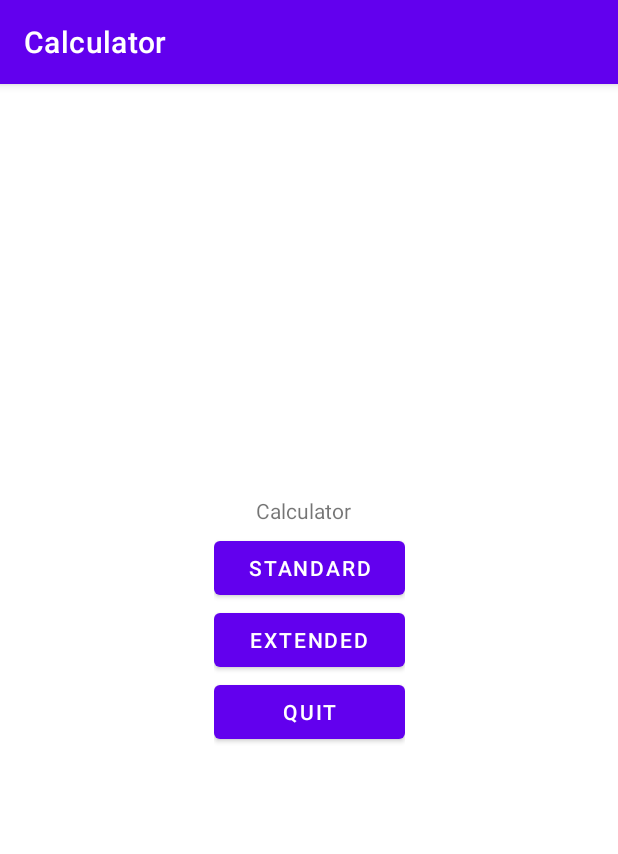
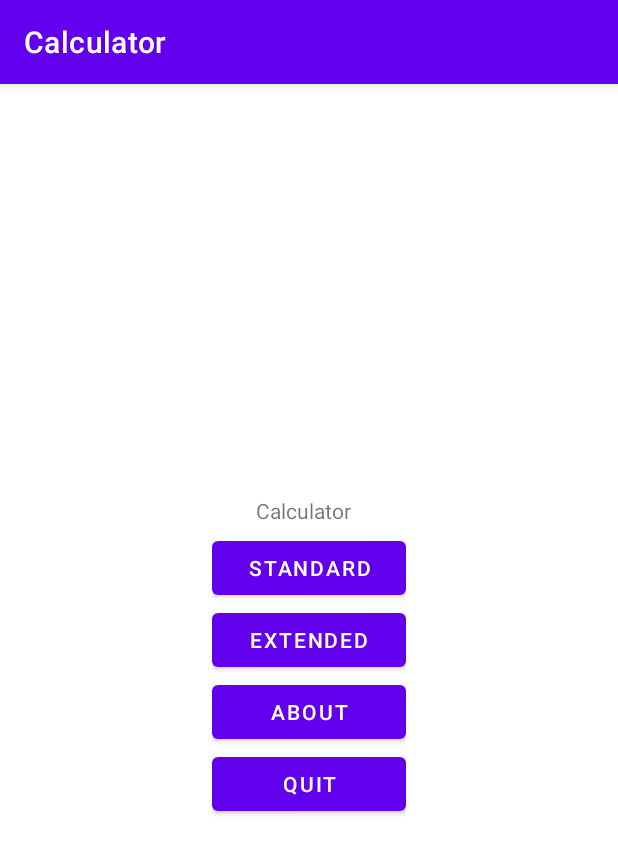
Before and after one commit to mbarancewicz/android-calculator, an Android app: the screen it shows after launch (MainActivity), on a phone screen of 412 x 824 dp. Shown: the top 854 px of the screen. Run offline under Robolectric (Android 15) with nearby library versions, the phone set to English and light mode, and no system bars.

Commit message:
validation improvements, better logic with equals, added About button in menu

```diff
--- a/app/src/main/res/layout/activity_main.xml
+++ b/app/src/main/res/layout/activity_main.xml
@@ -18,8 +18,8 @@
         app:layout_constraintVertical_bias="0.369" />
 
     <LinearLayout
-        android:layout_width="127dp"
-        android:layout_height="152dp"
+        android:layout_width="129dp"
+        android:layout_height="206dp"
         android:orientation="vertical"
         app:layout_constraintEnd_toEndOf="parent"
         app:layout_constraintStart_toStartOf="parent"
@@ -39,6 +39,12 @@
             android:text="Extended" />
 
         <Button
+            android:id="@+id/button3"
+            android:layout_width="match_parent"
+            android:layout_height="wrap_content"
+            android:text="About" />
+
+        <Button
             android:id="@+id/quitButton"
             android:layout_width="match_parent"
             android:layout_height="wrap_content"
```
Also changed, not shown: app/src/main/java/com/example/calculator/StandardCalc.kt (+20 -7 lines).
